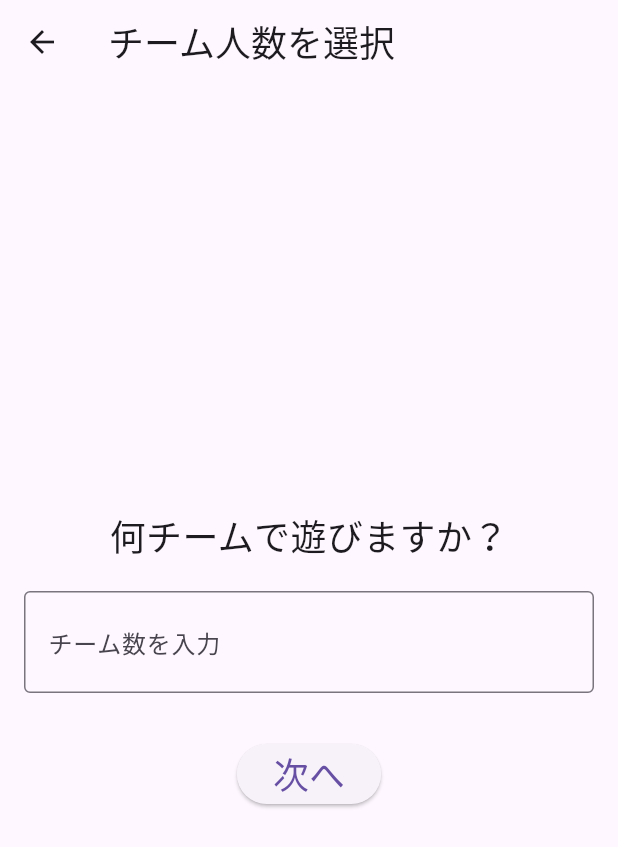
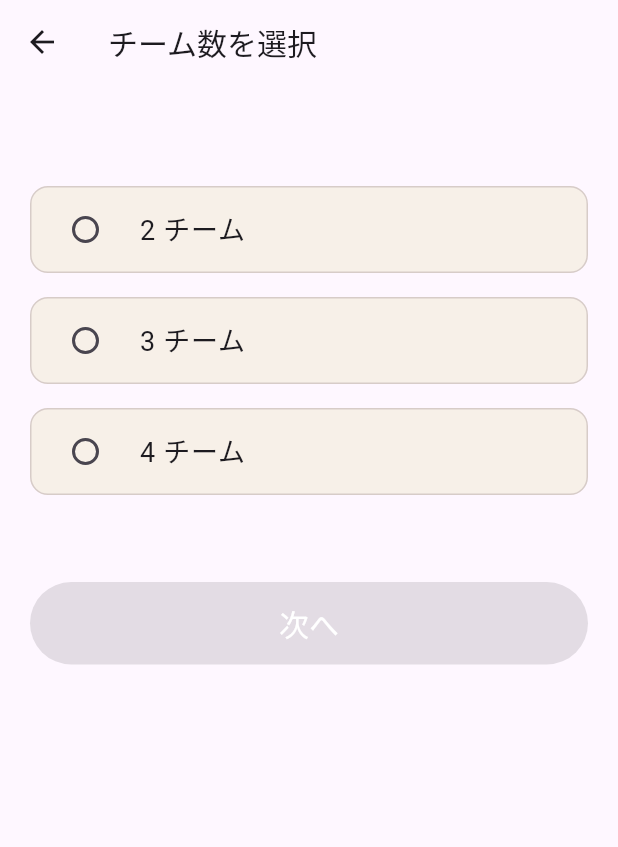
Before and after one commit to tailbook2712/molkky-ScoreCalcApp, a Flutter app: the screen it shows after launch, after a tap on the "groups" icon, on a phone screen of 412 x 824 dp. Shown: the top 847 px of the screen. Run offline on Flutter 3.47's test engine with Material 3 defaults, Android fonts, the phone set to English and light mode, and no system bars; our stand-ins replace shared_preferences.

Commit message:
team_selection_screenの変更

```diff
--- a/lib/screens/team_selection_screen.dart
+++ b/lib/screens/team_selection_screen.dart
@@ -3,7 +3,7 @@ import 'team_name_screen.dart';
 import 'score_screen.dart';
 
 class TeamSelectionScreen extends StatefulWidget {
-  final bool enableDisqualification;  // 失格機能の状態を受け取る
+  final bool enableDisqualification;
 
   TeamSelectionScreen({required this.enableDisqualification});
 
@@ -12,82 +12,92 @@ class TeamSelectionScreen extends StatefulWidget {
 }
 
 class _TeamSelectionScreenState extends State<TeamSelectionScreen> {
-  final TextEditingController _teamCountController = TextEditingController();
-  String _errorMessage = '';
-
-  @override
-  void dispose() {
-    _teamCountController.dispose();
-    super.dispose();
-  }
+  int? _selectedTeamCount; // 選択されたチーム数
 
   void _navigateToNextScreen(BuildContext context) {
-    int? teamCount = int.tryParse(_teamCountController.text);
-    if (teamCount != null && teamCount > 1) {
-      // 複数人モードの場合、チーム名入力画面へ遷移
+    if (_selectedTeamCount == null) return;
+
+    if (_selectedTeamCount == 1) {
+      Navigator.push(
+        context,
+        MaterialPageRoute(
+          builder: (context) => ScoreScreen(
+            teamNames: ['Player 1'],
+            enableDisqualification: widget.enableDisqualification,
+          ),
+        ),
+      );
+    } else {
       Navigator.push(
         context,
         MaterialPageRoute(
           builder: (context) => TeamNameScreen(
-            teamCount: teamCount,
-            enableDisqualification: widget.enableDisqualification,  // ゲームモード画面からの状態を渡す
+            teamCount: _selectedTeamCount!,
+            enableDisqualification: widget.enableDisqualification,
           ),
         ),
       );
-    } else if (teamCount == 1) {
-      // 一人モードの場合、直接スコア画面へ遷移
-      Navigator.push(
-        context,
-        MaterialPageRoute(
-          builder: (context) => ScoreScreen(
-            teamNames: ['Player 1'],  // 一人用のデフォルトチーム名
-            enableDisqualification: widget.enableDisqualification,  // ゲームモード画面からの状態を渡す
+    }
+  }
+
+  Widget _buildRadioOption(int teamCount) {
+    return Padding(
+      padding: const EdgeInsets.symmetric(vertical: 8.0),
+      child: Container(
+        decoration: BoxDecoration(
+          color: Color(0xFFF7F0E8),
+          borderRadius: BorderRadius.circular(12),
+          border: Border.all(color: Colors.brown.shade100),
+        ),
+        child: RadioListTile<int>(
+          value: teamCount,
+          groupValue: _selectedTeamCount,
+          onChanged: (value) {
+            setState(() {
+              _selectedTeamCount = value;
+            });
+          },
+          title: Text('$teamCount チーム', style: TextStyle(fontSize: 18)),
+          activeColor: Colors.brown,
+          contentPadding: EdgeInsets.symmetric(horizontal: 16),
         ),
       ),
     );
-    } else {
-      setState(() {
-        _errorMessage = '有効なチーム数を入力してください (1以上の整数)';
-      });
-    }
   }
 
   @override
   Widget build(BuildContext context) {
     return Scaffold(
       appBar: AppBar(
-        title: Text('チーム人数を選択', style: TextStyle(fontSize: 24)),
+        title: Text('チーム数を選択', style: TextStyle(fontSize: 20)),
+        leading: BackButton(),
       ),
-      body: Center(
-        child: Padding(
-          padding: const EdgeInsets.all(16.0),
+      body: Padding(
+        padding: const EdgeInsets.all(20.0),
         child: Column(
-            mainAxisAlignment: MainAxisAlignment.center,
           children: [
-              Text('何チームで遊びますか？', style: TextStyle(fontSize: 24)),
             SizedBox(height: 20),
-              TextField(
-                controller: _teamCountController,
-                keyboardType: TextInputType.number,
-                decoration: InputDecoration(
-                  border: OutlineInputBorder(),
-                  labelText: 'チーム数を入力',
+            SizedBox(height: 20),
+            _buildRadioOption(2),
+            _buildRadioOption(3),
+            _buildRadioOption(4),
+            SizedBox(height: 50),
+            SizedBox(
+              width: double.infinity,
+              height: 55,
+              child: ElevatedButton(
+                onPressed: _selectedTeamCount != null
+                    ? () => _navigateToNextScreen(context)
+                    : null,
+                style: ElevatedButton.styleFrom(
+                  backgroundColor: Color(0xFFA4CF64), // 緑色
+                  shape: StadiumBorder(),
+                  elevation: 0,
                 ),
-                style: TextStyle(fontSize: 24),
+                child: Text('次へ', style: TextStyle(fontSize: 20, color: Colors.white)),
               ),
-              SizedBox(height: 10),
-              if (_errorMessage.isNotEmpty)
-                Text(
-                  _errorMessage,
-                  style: TextStyle(color: Colors.red, fontSize: 18),
-                ),
-              SizedBox(height: 20),
-              ElevatedButton(
-                onPressed: () => _navigateToNextScreen(context),
-                child: Text('次へ', style: TextStyle(fontSize: 24)),
             ),
           ],
-          ),
         ),
       ),
     );
```
Also changed, not shown: 1 other file. Lines whose indentation alone changed are shown as unchanged.
